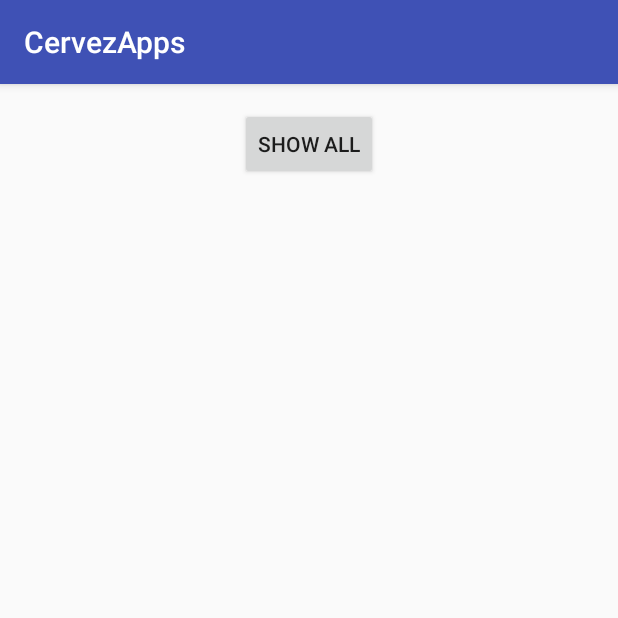
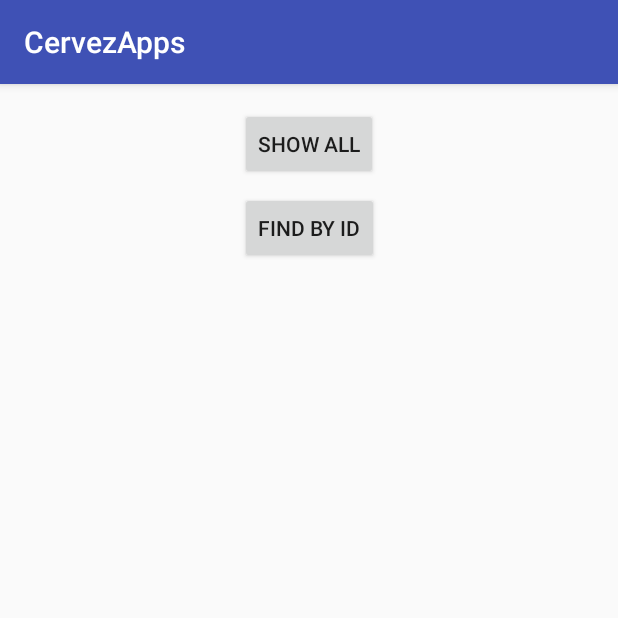
Before and after one commit to jalmansa88/beerws-client-android, an Android app: the screen it shows after launch (MainMenuActivity), on a phone screen of 412 x 824 dp, the top half of it. Run offline under Robolectric (Android 15) with nearby library versions, the phone set to English and light mode, and no system bars.

Commit message:
Adding find by id activity

```diff
--- a/app/src/main/java/com/example/developmentvmachine/serviciosweb/activities/MainMenuActivity.java
+++ b/app/src/main/java/com/example/developmentvmachine/serviciosweb/activities/MainMenuActivity.java
@@ -14,18 +14,28 @@ public class MainMenuActivity extends AppCompatActivity {
     private CervezasServiceImpl serviceImpl = new CervezasServiceImpl(this);
 
     Button showAllButton;
+    Button findByIdButton;
 
     @Override
     protected void onCreate(Bundle savedInstanceState) {
         super.onCreate(savedInstanceState);
         setContentView(R.layout.activity_main_menu);
 
+        findByIdButton = (Button)findViewById(R.id.btFindById);
         showAllButton = (Button)findViewById(R.id.btShowAll);
+
         showAllButton.setOnClickListener(new View.OnClickListener() {
             @Override
             public void onClick(View v) {
                 startActivity(new Intent(v.getContext(), GetAllActivity.class));
             }
         });
+
+        findByIdButton.setOnClickListener(new View.OnClickListener() {
+            @Override
+            public void onClick(View view) {
+                startActivity(new Intent(view.getContext(), FindByIdActivity.class));
+            }
+        });
     }
 }
--- a/app/src/main/res/layout/activity_main_menu.xml
+++ b/app/src/main/res/layout/activity_main_menu.xml
@@ -19,4 +19,16 @@
         app:layout_constraintHorizontal_bias="0.501"
         app:layout_constraintLeft_toLeftOf="parent" />
 
+    <Button
+        android:id="@+id/btFindById"
+        android:layout_width="wrap_content"
+        android:layout_height="wrap_content"
+        android:text="@string/find_by_id"
+        android:layout_marginLeft="8dp"
+        app:layout_constraintLeft_toLeftOf="parent"
+        android:layout_marginRight="8dp"
+        app:layout_constraintRight_toRightOf="parent"
+        android:layout_marginTop="8dp"
+        app:layout_constraintTop_toBottomOf="@+id/btShowAll"/>
+
 </android.support.constraint.ConstraintLayout>
--- a/app/src/main/res/values/strings.xml
+++ b/app/src/main/res/values/strings.xml
@@ -17,4 +17,8 @@
     <string name="delete_success">Delete Success!</string>
     <string name="error_delete">Error removing beer!</string>
     <string name="button_show_all">Show All</string>
+    <string name="find_by_id">Find by ID</string>
+    <string name="beer_id_hint">Beer ID. I.e.: 6</string>
+    <string name="insert_beer_id_to_find">Insert Beer ID to find</string>
+    <string name="findByIdButton">Find!</string>
 </resources>
```
Also changed, not shown: app/src/main/AndroidManifest.xml (+8 -6 lines), app/src/main/java/com/example/developmentvmachine/serviciosweb/activities/FindByIdActivity.java (added, +40 -0 lines), app/src/main/java/com/example/developmentvmachine/serviciosweb/impl/CervezasServiceImpl.java (+12 -10 lines), app/src/main/res/layout/activity_find_by_id.xml (added, +42 -0 lines), 2 other files.
